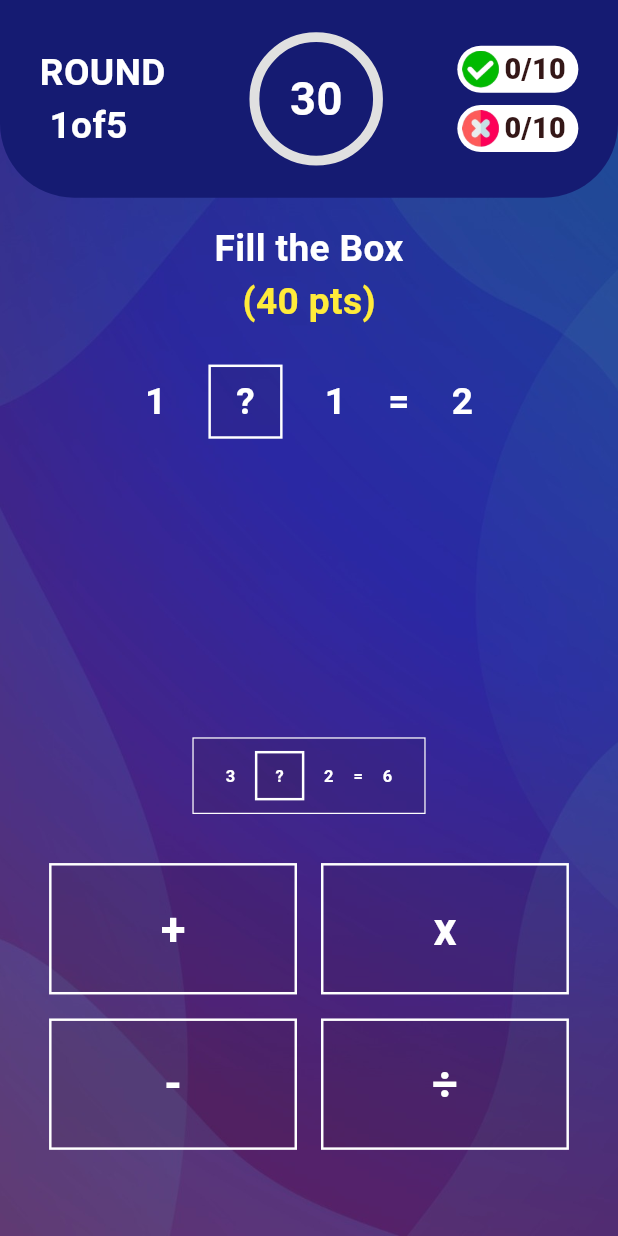
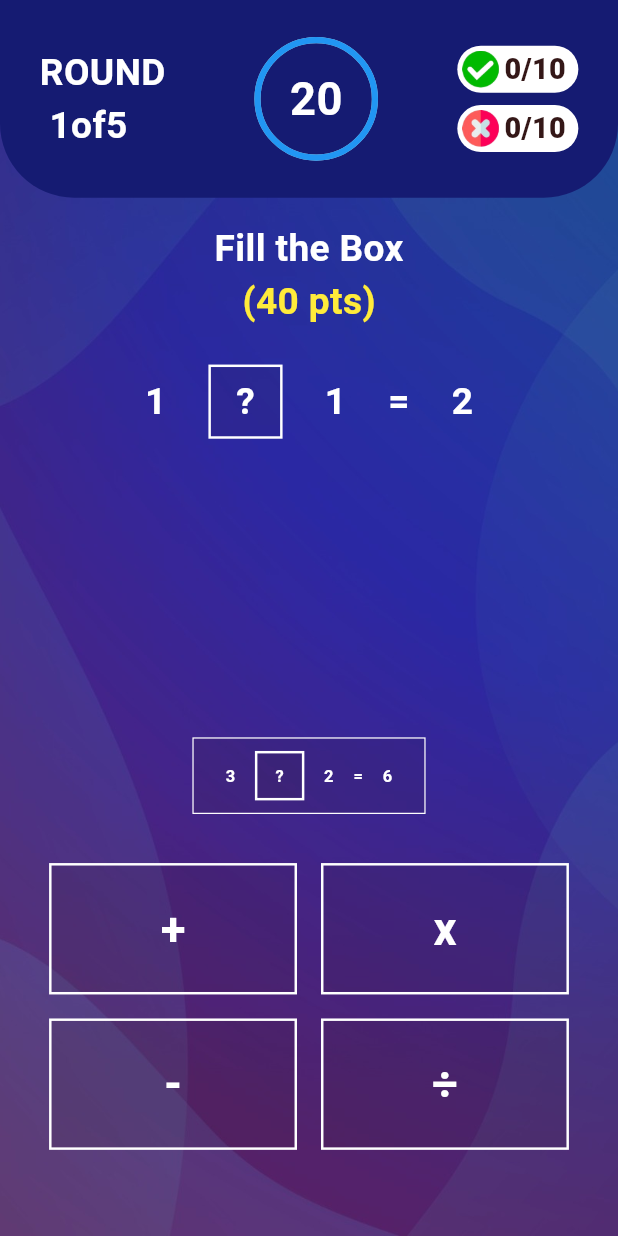
Before and after one commit to mfarooqone/animated_game, a Flutter app: the screen it shows after launch, after a tap on "Start Quiz", on a phone screen of 412 x 824 dp. Run offline on Flutter 3.47's test engine with Material 3 defaults, Android fonts, the phone set to English and light mode, and no system bars; drawn by our look-alikes of animate_do, circular_countdown_timer, percent_indicator; our stand-ins replace get, sizer.

Commit message:
Countdown counter

```diff
--- a/lib/controllers/home_page_controller.dart
+++ b/lib/controllers/home_page_controller.dart
@@ -1,19 +1,19 @@
+import 'dart:async';
+
 import 'package:animated_game/models/questions_model.dart';
 import 'package:animated_game/screens/home_page/quiz_complete.dart';
 import 'package:animated_game/screens/splash_screen/splash_screen.dart';
 import 'package:animated_game/utills/app_colors.dart';
 import 'package:animated_game/utills/app_text_style.dart';
-import 'package:circular_countdown_timer/circular_countdown_timer.dart';
 import 'package:flutter/material.dart';
 import 'package:get/get.dart';
 
 class HomePageController extends GetxController {
   RxBool isLoading = false.obs;
-  // RxBool showAnimation = false.obs;
-  // RxBool isRightAnswer = false.obs;
-  final int countDownDuration = 10;
-
-  final CountDownController countDownController = CountDownController();
+  int countDownDuration = 20;
+  double percent = 1.0;
+  double totalPercent = 20;
+  // final CountDownController countDownController = CountDownController();
 
   Color buttonColor = AppColors.black.withOpacity(0.1);
   Color buttonBorderColor = AppColors.white;
@@ -65,11 +65,37 @@ class HomePageController extends GetxController {
   ];
 
   List<String> operatorList = ['+', 'x', '-', '÷'];
+  bool timerStarted = false;
+
+  ///
+  ///
+  ///
+
+  void startTimer() {
+    const oneSec = Duration(seconds: 1);
+    Timer.periodic(oneSec, (Timer timer) {
+      isLoading.value = true;
+      if (countDownDuration < 1) {
+        timer.cancel();
+        timerStarted = false;
+        Get.to(() => const QuizComplete());
+      } else {
+        countDownDuration--;
+        percent = countDownDuration / totalPercent;
+        percent = percent.clamp(0.0, 1.0);
+      }
+      isLoading.value = false;
+    });
+  }
 
   ///
   ///
   ///
   void handleButtonTap(int index) {
+    if (!timerStarted) {
+      startTimer();
+      timerStarted = true;
+    }
     selectedButtonIndex.value = index;
     buttonColor = AppColors.white;
     checkAnswer(selectedOperator: operatorList[index], buttonIndex: index);
@@ -103,6 +129,7 @@ class HomePageController extends GetxController {
     buttonBorderColor = AppColors.white;
     operatorTextStyle = AppTextStyle.headlineLarge;
     Get.offAll(() => const SplashScreen());
+    timerStarted = false;
     isLoading.value = false;
   }
 
--- /dev/null
+++ b/lib/screens/home_page/count_down_timer.dart
@@ -0,0 +1,33 @@
+import 'package:animated_game/controllers/home_page_controller.dart';
+import 'package:animated_game/utills/app_text_style.dart';
+import 'package:flutter/material.dart';
+import 'package:get/get.dart';
+import 'package:percent_indicator/percent_indicator.dart';
+import 'package:sizer/sizer.dart';
+
+class CountDownTimer extends StatefulWidget {
+  const CountDownTimer({Key? key}) : super(key: key);
+  @override
+  State<CountDownTimer> createState() => _CountDownTimerState();
+}
+
+class _CountDownTimerState extends State<CountDownTimer> {
+  final HomePageController homePageController = Get.put(HomePageController());
+  @override
+  Widget build(BuildContext context) {
+    return Obx(() {
+      return homePageController.isLoading.value
+          ? const CircularProgressIndicator()
+          : CircularPercentIndicator(
+              radius: 5.0.h,
+              lineWidth: 0.5.h,
+              percent: homePageController.percent,
+              center: Text(
+                "${homePageController.countDownDuration}",
+                style: AppTextStyle.headlineLarge,
+              ),
+              progressColor: Colors.blue,
+            );
+    });
+  }
+}
--- a/lib/screens/home_page/home_page.dart
+++ b/lib/screens/home_page/home_page.dart
@@ -1,11 +1,11 @@
 import 'package:animate_do/animate_do.dart';
+import 'package:animated_game/screens/home_page/count_down_timer.dart';
 import 'package:animated_game/screens/home_page/current_question.dart';
 import 'package:animated_game/screens/home_page/next_question.dart';
 import 'package:animated_game/screens/home_page/operator_view.dart';
 import 'package:animated_game/utills/app_colors.dart';
 import 'package:animated_game/utills/app_text_style.dart';
 import 'package:animated_game/utills/image_path.dart';
-import 'package:circular_countdown_timer/circular_countdown_timer.dart';
 import 'package:flutter/material.dart';
 import 'package:get/get.dart';
 import 'package:sizer/sizer.dart';
@@ -125,47 +125,9 @@ class _HomePageState extends State<HomePage> with TickerProviderStateMixin {
                             ///
                             FadeIn(
                               duration: const Duration(milliseconds: 1200),
-                              child: CircularCountDownTimer(
-                                duration: 30,
-                                initialDuration: 30,
-                                controller: CountDownController(),
-                                width: 20.w,
-                                height: 20.w,
-                                ringColor: Colors.grey[300]!,
-                                fillColor: Colors.transparent,
-                                backgroundColor: Colors.transparent,
-                                strokeWidth: 0.8.h,
-                                strokeCap: StrokeCap.round,
-                                textStyle: AppTextStyle.headlineLarge,
-                                textFormat: CountdownTextFormat.S,
-                                isReverse: false,
-                                isReverseAnimation: false,
-                                isTimerTextShown: true,
-                                autoStart: false,
-                                onStart: () {
-                                  debugPrint('Countdown Started');
-                                },
-                                onComplete: () {
-                                  debugPrint('Countdown Ended');
-                                },
-                                onChange: (String timeStamp) {
-                                  debugPrint('Countdown Changed $timeStamp');
-                                },
-                                timeFormatterFunction:
-                                    (defaultFormatterFunction, duration) {
-                                  if (duration.inSeconds == 0) {
-                                    return "29";
-                                  } else {
-                                    return Function.apply(
-                                        defaultFormatterFunction, [duration]);
-                                  }
-                                },
-                              ),
+                              child: const CountDownTimer(),
                             ),
 
-                            ///
-                            ///
-                            ///
                             ///
                             ///
                             ///
--- a/pubspec.yaml
+++ b/pubspec.yaml
@@ -36,6 +36,7 @@ dependencies:
   animate_do: ^3.1.2
   add_to_cart_animation: ^2.0.3
   atob_animation: ^0.0.1
+  percent_indicator: ^4.2.3
 
 
   # The following adds the Cupertino Icons font to your application.
```
